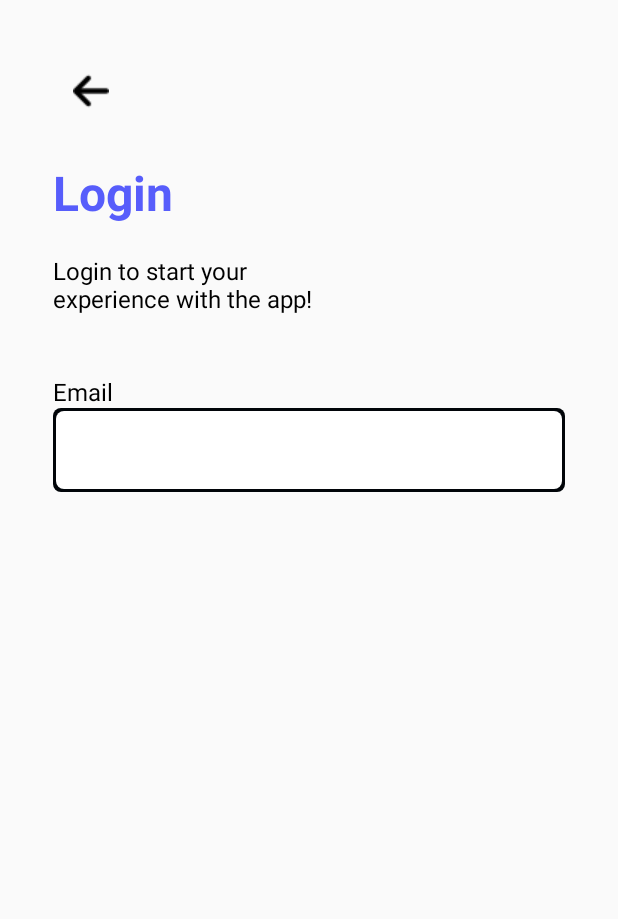
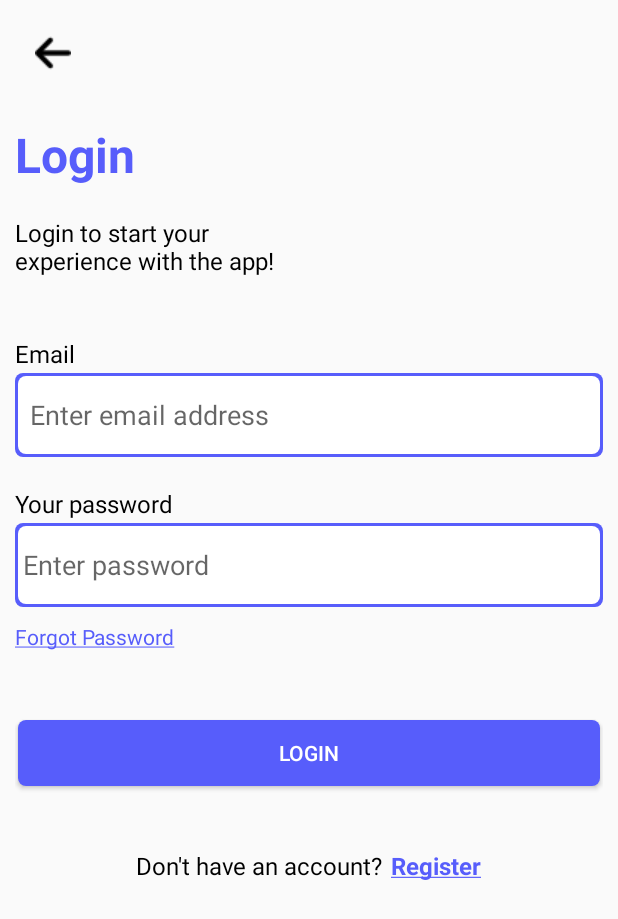
Before and after one commit to SimbaDevs/Mtahini, an Android app: the Login screen opened directly, with no data from a screen before it, on a phone screen of 412 x 824 dp. Shown: the top 919 px of the screen. Run offline under Robolectric (Android 15) with nearby library versions, the phone set to English and light mode, and no system bars.

Commit message:
feat: login activity

```diff
--- a/app/src/main/java/com/symon/mtahini/MainActivity.java
+++ b/app/src/main/java/com/symon/mtahini/MainActivity.java
@@ -2,13 +2,25 @@ package com.symon.mtahini;
 
 import androidx.appcompat.app.AppCompatActivity;
 
+import android.content.Intent;
 import android.os.Bundle;
+import android.widget.TextView;
 
 public class MainActivity extends AppCompatActivity {
+    TextView textView;
 
     @Override
     protected void onCreate(Bundle savedInstanceState) {
         super.onCreate(savedInstanceState);
         setContentView(R.layout.activity_main);
+
+        textView = findViewById(R.id.login_text_view);
+        textView.setOnClickListener(
+                v -> {
+                    Intent intent = new Intent(this, Login.class);
+                    startActivity(intent);
+                }
+        );
+
     }
 }
--- /dev/null
+++ b/app/src/main/res/drawable/blue_background_button.xml
@@ -0,0 +1,9 @@
+<?xml version="1.0" encoding="utf-8"?>
+<layer-list xmlns:android="http://schemas.android.com/apk/res/android">
+    <item android:right="2dp" android:left="2dp" android:top="2dp" android:bottom="2dp">
+        <shape android:shape="rectangle">
+            <solid android:color="#575DFB" /> <!-- Border color (black) -->
+            <corners android:radius="5dp" /> <!-- Border radius in dp -->
+        </shape>
+    </item>
+</layer-list>
--- /dev/null
+++ b/app/src/main/res/drawable/input_border.xml
@@ -0,0 +1,15 @@
+<?xml version="1.0" encoding="utf-8"?>
+<layer-list xmlns:android="http://schemas.android.com/apk/res/android">
+    <item>
+        <shape android:shape="rectangle">
+            <solid android:color="#575DFB" /> <!-- Background color -->
+            <corners android:radius="5dp" /> <!-- Border radius in dp -->
+        </shape>
+    </item>
+    <item android:right="2dp" android:left="2dp" android:top="2dp" android:bottom="2dp">
+        <shape android:shape="rectangle">
+            <solid android:color="#FFFFFF" /> <!-- Border color (black) -->
+            <corners android:radius="5dp" /> <!-- Border radius in dp -->
+        </shape>
+    </item>
+</layer-list>
--- a/app/src/main/res/layout/activity_login.xml
+++ b/app/src/main/res/layout/activity_login.xml
@@ -4,8 +4,8 @@
     xmlns:tools="http://schemas.android.com/tools"
     android:layout_width="match_parent"
     android:layout_height="match_parent"
-    android:layout_margin="35dp"
     android:orientation="vertical"
+    android:layout_margin="10dp"
     tools:context=".Login">
 
     <ImageButton
@@ -21,7 +21,7 @@
         android:text="@string/loginNoLine"
         android:textSize="32sp"
         android:textStyle="bold"
-        android:textColor="#575DFB"
+        android:textColor="@color/light_blue"
         android:layout_marginTop="21dp"/>
     <TextView
         android:layout_width="200dp"
@@ -38,8 +38,72 @@
         android:layout_marginTop="40dp"
         android:textColor="@color/black"/>
     <EditText
+        android:id="@+id/email_edit_text"
         android:layout_width="match_parent"
         android:layout_height="56dp"
-        android:background="@drawable/button_bg"/>
-
+        android:background="@drawable/input_border"
+        android:hint="@string/enter_email_address"
+        android:inputType="textEmailSubject"
+        android:layout_marginTop="2dp"
+        android:paddingStart="10dp"
+        android:autofillHints="emailAddress"
+        tools:ignore="RtlSymmetry" />
+    <TextView
+        android:layout_width="match_parent"
+        android:layout_height="wrap_content"
+        android:text="@string/your_password"
+        android:layout_marginTop="20dp"
+        android:textSize="16sp"
+        android:textColor="@color/black"/>
+    <EditText
+        android:id="@+id/password_edit_text"
+        android:layout_width="match_parent"
+        android:layout_height="56dp"
+        android:background="@drawable/input_border"
+        android:hint="@string/enter_password"
+        android:layout_marginTop="2dp"
+        android:paddingStart="5dp"
+        android:autofillHints="password"
+        tools:ignore="RtlSymmetry"/>
+    <TextView
+        android:layout_width="match_parent"
+        android:layout_height="wrap_content"
+        android:textSize="14sp"
+        android:layout_marginTop="10dp"
+        android:textFontWeight="400"
+        android:textColor="@color/light_blue"
+        android:text="@string/forgot"/>
+    <Button
+        android:id="@+id/login_button"
+        android:layout_width="match_parent"
+        android:layout_height="wrap_content"
+        android:layout_marginTop="44dp"
+        android:background="@drawable/blue_background_button"
+        android:text="@string/login_no_line"
+        android:textFontWeight="700"
+        android:textColor="@color/white"/>
+    <LinearLayout
+        android:layout_width="match_parent"
+        android:layout_height="wrap_content"
+        android:orientation="horizontal"
+        android:gravity="center"
+        android:layout_marginTop="40dp"
+        >
+        <TextView
+            android:layout_width="wrap_content"
+            android:layout_height="match_parent"
+            android:textSize="16sp"
+            android:textColor="@color/black"
+            android:text="@string/no_account"
+            />
+        <TextView
+            android:layout_width="wrap_content"
+            android:layout_height="match_parent"
+            android:textSize="16sp"
+            android:textColor="#575DFB"
+            android:textStyle="bold"
+            android:text="@string/register"
+            android:layout_marginStart="5dp"
+            />
+    </LinearLayout>
 </LinearLayout>
--- a/app/src/main/res/layout/activity_main.xml
+++ b/app/src/main/res/layout/activity_main.xml
@@ -46,6 +46,7 @@
             android:textColor="@color/black"
             />
         <Button
+            android:id="@+id/register_student_button"
             android:layout_width="match_parent"
             android:layout_height="wrap_content"
             android:text="@string/student"
@@ -75,6 +76,7 @@
                 android:text="@string/have_account"
                 />
             <TextView
+                android:id="@+id/login_text_view"
                 android:layout_width="wrap_content"
                 android:layout_height="match_parent"
                 android:textSize="16sp"
--- a/app/src/main/res/values/colors.xml
+++ b/app/src/main/res/values/colors.xml
@@ -2,4 +2,5 @@
 <resources>
     <color name="black">#FF000000</color>
     <color name="white">#FFFFFFFF</color>
+    <color name="light_blue">#575DFB</color>
 </resources>
--- a/app/src/main/res/values/strings.xml
+++ b/app/src/main/res/values/strings.xml
@@ -7,8 +7,15 @@
     <string name="lecturer">Continue as Lecturer</string>
     <string name="have_account">Already have an account</string>
     <string name="login"><u>Login</u></string>
+    <string name="login_no_line">Login</string>
     <string name="back_arrow">Back arrow</string>
     <string name="loginNoLine">Login</string>
     <string name="loginMsg">Login to start your experience with the app!</string>
     <string name="email">Email</string>
+    <string name="enter_email_address">Enter email address</string>
+    <string name="your_password">Your password</string>
+    <string name="enter_password">Enter password</string>
+    <string name="forgot"><u>Forgot Password</u></string>
+    <string name="no_account">Don\'t have an account?</string>
+    <string name="register"><u>Register</u></string>
 </resources>
```
